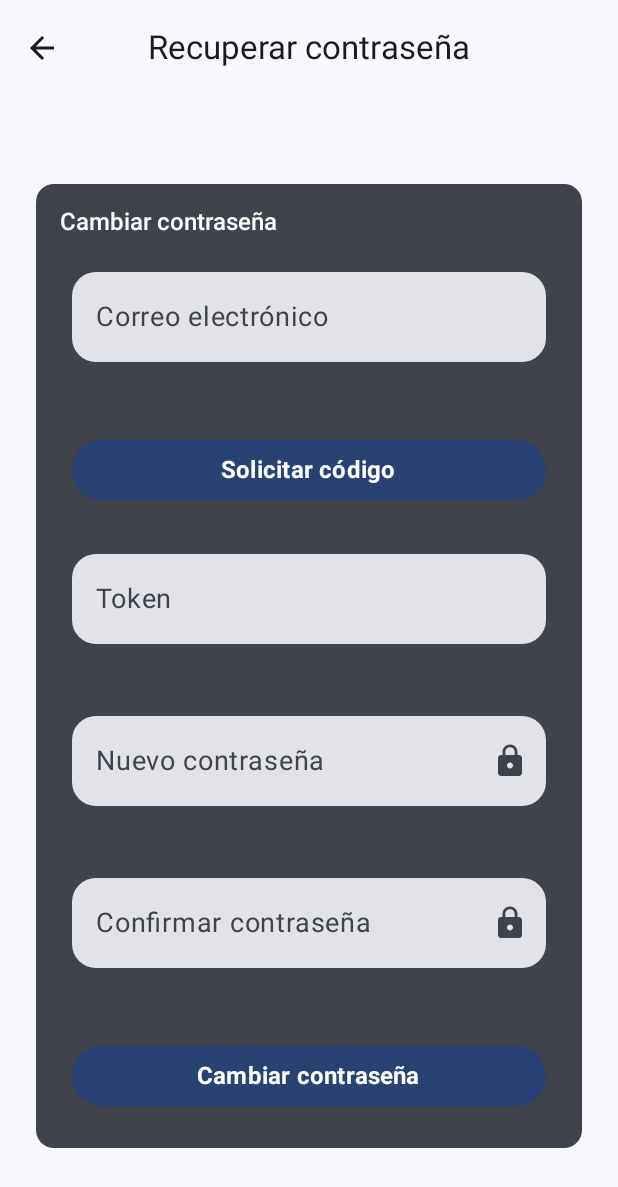
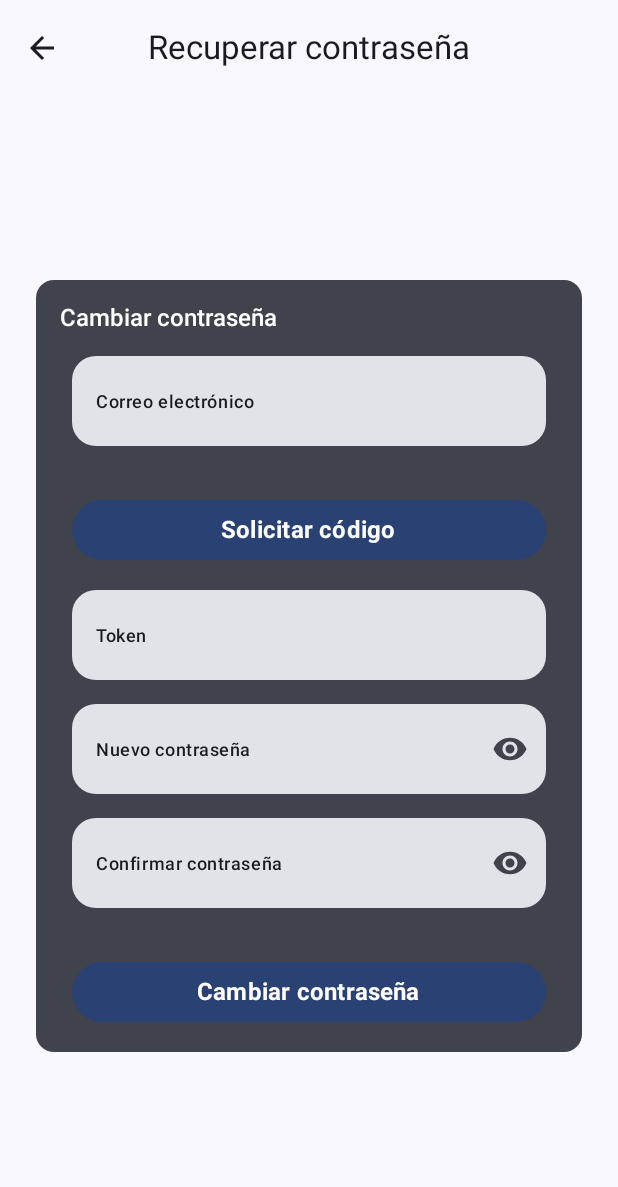
Before and after one commit to Programacion-NCapas-01-23/proyecto-final-grupo-de-trabajo-5-sec-02, an Android app built with Jetpack Compose: the forgot screen opened through its navigation route, on a phone screen of 412 x 824 dp. Shown: the top 1187 px of the screen. Run offline under Robolectric (Android 15) with nearby library versions, the phone set to English and light mode, and no system bars.

Commit message:
fix editText x2

```diff
--- a/Client/App/app/src/main/java/com/code_of_duty/u_tracker/ui/components/ui/Card.kt
+++ b/Client/App/app/src/main/java/com/code_of_duty/u_tracker/ui/components/ui/Card.kt
@@ -8,6 +8,7 @@ import androidx.compose.foundation.layout.padding
 import androidx.compose.foundation.layout.wrapContentSize
 import androidx.compose.foundation.rememberScrollState
 import androidx.compose.foundation.verticalScroll
+import androidx.compose.material3.ExperimentalMaterial3Api
 import androidx.compose.material3.Text
 import androidx.compose.material3.Card
 import androidx.compose.material3.CardDefaults.cardColors
@@ -30,19 +31,23 @@ fun FormsCard(
     onClick: () -> Unit,
     verticalScroll: Boolean = false,
 ) {
-    var modifier = Modifier
-        .padding(16.dp)
+    val modifier = Modifier
         .fillMaxWidth()
-        .clickable(
-            interactionSource = MutableInteractionSource(),
-            indication = null,
-            onClick = onClick
-        )
+        .padding(horizontal = 8.dp)
+        .padding(top = 16.dp)
+        .wrapContentSize(Alignment.Center)
     if (verticalScroll)
         modifier.verticalScroll(rememberScrollState())
     UTrackerTheme {
         Card(
-            modifier = modifier,
+            modifier = Modifier
+                .padding(horizontal = 16.dp)
+                .fillMaxWidth()
+                .clickable(
+                    interactionSource = MutableInteractionSource(),
+                    indication = null,
+                    onClick = onClick
+                ),
             colors = cardColors(
                 containerColor = MaterialTheme3.colorScheme.onSurfaceVariant
             ),
@@ -69,10 +74,7 @@ fun FormsCard(
                 }
 
                 Column(
-                    modifier = Modifier
-                        .fillMaxWidth()
-                        .padding(8.dp)
-                        .wrapContentSize(Alignment.Center)
+                    modifier = modifier
                 ) {
                     editFields.forEach { editField ->
                         editField()
--- a/Client/App/app/src/main/java/com/code_of_duty/u_tracker/ui/components/ui/EditText.kt
+++ b/Client/App/app/src/main/java/com/code_of_duty/u_tracker/ui/components/ui/EditText.kt
@@ -5,25 +5,23 @@ import androidx.compose.foundation.layout.fillMaxWidth
 import androidx.compose.foundation.layout.padding
 import androidx.compose.foundation.shape.RoundedCornerShape
 import androidx.compose.foundation.text.KeyboardOptions
-import androidx.compose.material.icons.Icons
-import androidx.compose.material.icons.filled.Lock
-import androidx.compose.material3.ExperimentalMaterial3Api
 import androidx.compose.material3.Icon
 import androidx.compose.material3.Text
 import androidx.compose.material3.TextField
-import androidx.compose.material3.TextFieldColors
 import androidx.compose.material3.TextFieldDefaults
-import androidx.compose.material3.TextFieldDefaults.textFieldColors
 import androidx.compose.runtime.Composable
 import androidx.compose.runtime.MutableState
 import androidx.compose.runtime.mutableStateOf
 import androidx.compose.runtime.remember
 import androidx.compose.ui.Modifier
 import androidx.compose.ui.graphics.Color
+import androidx.compose.ui.res.painterResource
 import androidx.compose.ui.text.input.PasswordVisualTransformation
 import androidx.compose.ui.text.input.VisualTransformation
 import androidx.compose.ui.tooling.preview.Preview
 import androidx.compose.ui.unit.dp
+import com.code_of_duty.u_tracker.R
+import com.code_of_duty.u_tracker.ui.theme.Typography
 import androidx.compose.material3.MaterialTheme as MaterialTheme3
 import androidx.compose.ui.text.input.KeyboardType as KeyboardType3
 
@@ -35,6 +33,7 @@ fun EditTextField(
     isError: Boolean = false,
     supportText: String? = null,
     type: KeyboardType = KeyboardType.Text,
+    isEnabled: Boolean = true
 ) {
     val showContent = remember { mutableStateOf(true) }
     val visualTransformation =
@@ -50,11 +49,12 @@ fun EditTextField(
         },
         modifier = Modifier
             .fillMaxWidth()
-            .padding(16.dp),
+            .padding(horizontal = 16.dp),
         label = {
             Text(
                 text = label,
-                style = MaterialTheme3.typography.bodyMedium
+                color = MaterialTheme3.colorScheme.onSurface,
+                style = Typography.labelMedium
             )
         },
         isError = isError,
@@ -85,11 +85,18 @@ fun EditTextField(
         ),
         trailingIcon = {
             if (type == KeyboardType.Password) {
-                Icon(imageVector = Icons.Filled.Lock, contentDescription = "Password", modifier = Modifier.clickable {
-                    showContent.value = !showContent.value
-                })
+                Icon(
+                    painter = painterResource(id = if (showContent.value) R.drawable.visibility_on else R.drawable.visibility_off),
+                    contentDescription = "Password Visibility",
+                    modifier = Modifier.clickable {
+                        showContent.value = !showContent.value
+                    }
+                )
             }
-        }
+        },
+        enabled = isEnabled,
+        textStyle = Typography.bodySmall,
+        singleLine = true
     )
 }
 
@@ -120,6 +127,13 @@ fun EditTextPreview() {
         label = "carnet",
         value = value,
         supportText = "Error",
+        icon = {
+            Icon(
+                painter = painterResource(id = R.drawable.logout),
+                contentDescription = "Icon",
+                tint = MaterialTheme3.colorScheme.onSurface
+            )
+        },
         type = KeyboardType.Number
     )
 }
--- /dev/null
+++ b/Client/App/app/src/main/res/drawable/visibility_off.xml
@@ -0,0 +1,5 @@
+<vector android:height="24dp" android:tint="#000000"
+    android:viewportHeight="24" android:viewportWidth="24"
+    android:width="24dp" xmlns:android="http://schemas.android.com/apk/res/android">
+    <path android:fillColor="@android:color/white" android:pathData="M12,7c2.76,0 5,2.24 5,5 0,0.65 -0.13,1.26 -0.36,1.83l2.92,2.92c1.51,-1.26 2.7,-2.89 3.43,-4.75 -1.73,-4.39 -6,-7.5 -11,-7.5 -1.4,0 -2.74,0.25 -3.98,0.7l2.16,2.16C10.74,7.13 11.35,7 12,7zM2,4.27l2.28,2.28 0.46,0.46C3.08,8.3 1.78,10.02 1,12c1.73,4.39 6,7.5 11,7.5 1.55,0 3.03,-0.3 4.38,-0.84l0.42,0.42L19.73,22 21,20.73 3.27,3 2,4.27zM7.53,9.8l1.55,1.55c-0.05,0.21 -0.08,0.43 -0.08,0.65 0,1.66 1.34,3 3,3 0.22,0 0.44,-0.03 0.65,-0.08l1.55,1.55c-0.67,0.33 -1.41,0.53 -2.2,0.53 -2.76,0 -5,-2.24 -5,-5 0,-0.79 0.2,-1.53 0.53,-2.2zM11.84,9.02l3.15,3.15 0.02,-0.16c0,-1.66 -1.34,-3 -3,-3l-0.17,0.01z"/>
+</vector>
--- /dev/null
+++ b/Client/App/app/src/main/res/drawable/visibility_on.xml
@@ -0,0 +1,5 @@
+<vector android:height="24dp" android:tint="#000000"
+    android:viewportHeight="24" android:viewportWidth="24"
+    android:width="24dp" xmlns:android="http://schemas.android.com/apk/res/android">
+    <path android:fillColor="@android:color/white" android:pathData="M12,4.5C7,4.5 2.73,7.61 1,12c1.73,4.39 6,7.5 11,7.5s9.27,-3.11 11,-7.5c-1.73,-4.39 -6,-7.5 -11,-7.5zM12,17c-2.76,0 -5,-2.24 -5,-5s2.24,-5 5,-5 5,2.24 5,5 -2.24,5 -5,5zM12,9c-1.66,0 -3,1.34 -3,3s1.34,3 3,3 3,-1.34 3,-3 -1.34,-3 -3,-3z"/>
+</vector>
```
